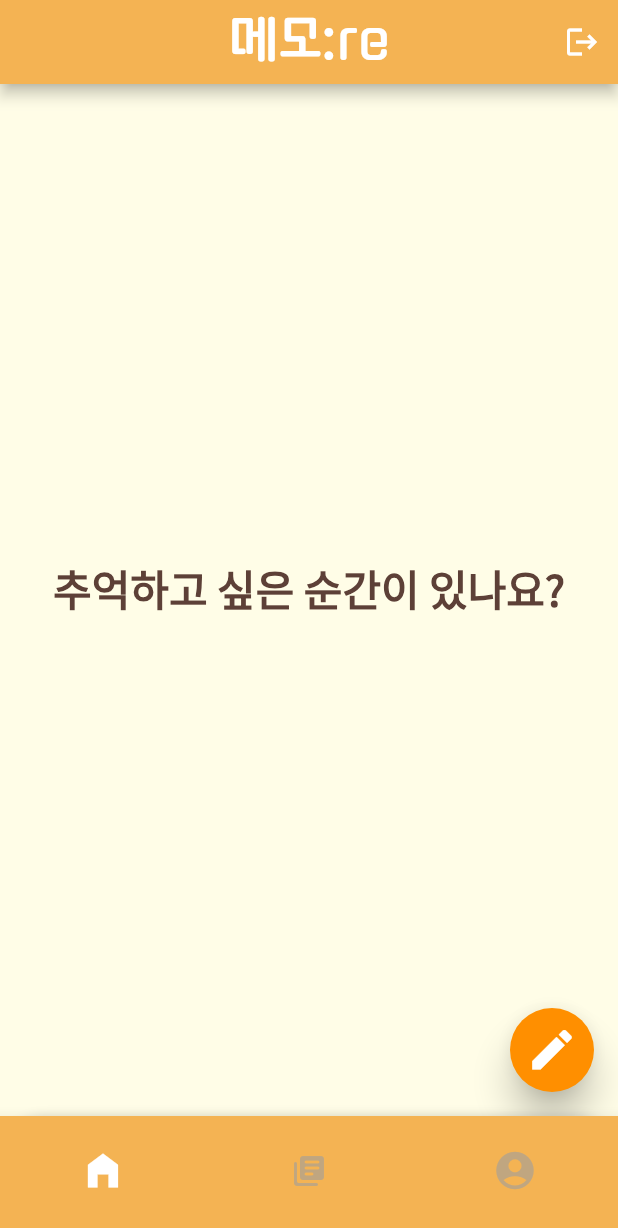
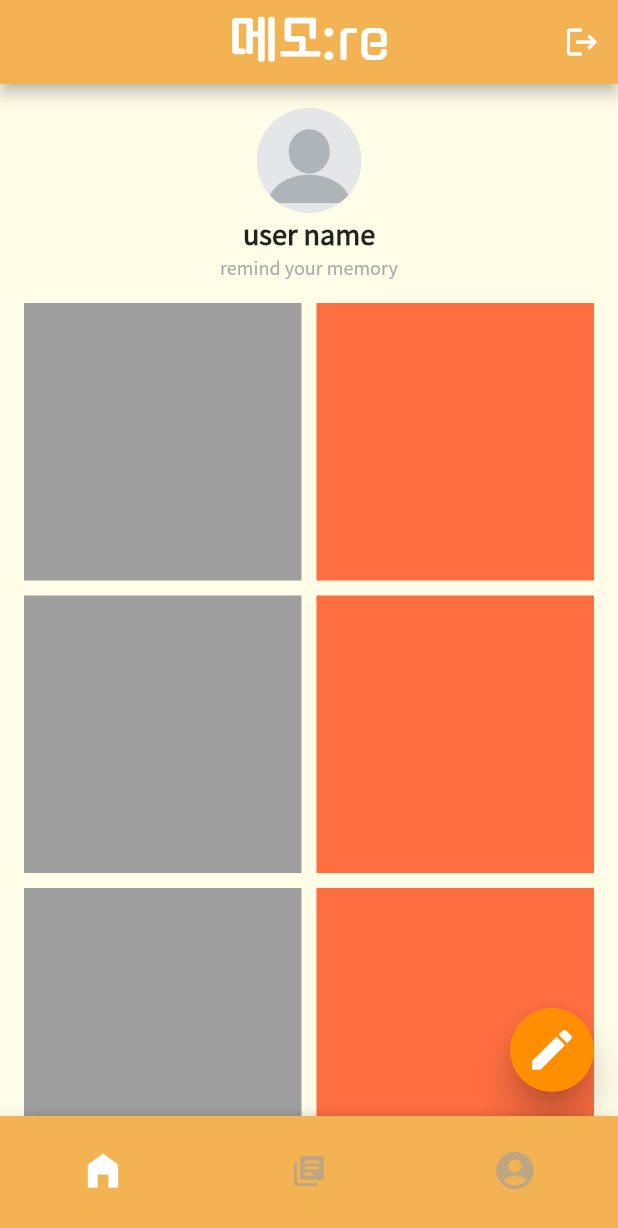
Before and after one commit to 6eom9eun/timeDam, a Flutter app: the screen it shows after launch, after a tap on "익명 로그인", on a phone screen of 412 x 824 dp. Shown: the top 1228 px of the screen. Run offline on Flutter 3.47's test engine with Material 2 defaults, Android fonts, the light colour scheme and no system bars; our stand-ins replace cloud_firestore, firebase_auth, firebase_core, firebase_storage, google_sign_in, image_picker and 1 more; accounts and stored records are empty; network calls fail.

Commit message:
피그마 따라하기

```diff
--- a/lib/screens/home.dart
+++ b/lib/screens/home.dart
@@ -2,11 +2,12 @@ import 'package:flutter/cupertino.dart';
 import 'package:flutter/material.dart';
 import 'package:cloud_firestore/cloud_firestore.dart';
 import 'package:memo_re/screens/writePage.dart';
+import 'package:memo_re/widgets/postbox_widget.dart';
 
 final firestore = FirebaseFirestore.instance;
 
 class Home extends StatefulWidget {
-  const Home({super.key});
+  const Home({Key? key}) : super(key: key);
 
   @override
   State<Home> createState() => _HomeState();
@@ -17,23 +18,37 @@ class _HomeState extends State<Home> {
   Widget build(BuildContext context) {
     return Scaffold(
       backgroundColor: Colors.yellow[50],
-      body: Center(
+      body: SingleChildScrollView(
+        child: Center(
           child: Padding(
             padding: const EdgeInsets.all(16.0),
             child: Column(
-            mainAxisAlignment: MainAxisAlignment.center,
+              mainAxisAlignment: MainAxisAlignment.start,
               children: [
+                // 프로필 사진 보여주는 CircleAvatar
+                CircleAvatar(
+                  backgroundImage: AssetImage('assets/profile_image.png'),
+                  radius: 35, // 반지름 설정
+                  backgroundColor: Colors.transparent,
+                ),
                 Text(
-                '추억하고 싶은 순간이 있나요?',
+                  'user name',
                   style: TextStyle(
-                  fontSize: 28,
                     fontWeight: FontWeight.bold,
-                  color: Colors.brown[700],
+                    fontSize: 18,
                   ),
-                textAlign: TextAlign.center,
+                ),
+                Text(
+                  'remind your memory',
+                  style: TextStyle(
+                    color: Color(0xFFAAAAAA),
+                    fontSize: 12,
+                  ),
                 ),
                 SizedBox(height: 15),
+                buildGrid(20), // postbox_widget
               ],
+            ),
           ),
         ),
       ),
--- /dev/null
+++ b/lib/widgets/postbox_widget.dart
@@ -0,0 +1,25 @@
+import 'package:flutter/material.dart';
+
+Widget buildBox(Color color) {
+  return Container(
+    color: color,
+    height: 100, // 박스 높이 조정
+    width: double.infinity, // 가로로 확장
+  );
+}
+
+Widget buildGrid(int count) {
+  List<Widget> boxes = List.generate(
+    count,
+        (index) => buildBox(index % 2 == 0 ? Colors.grey : Colors.deepOrangeAccent),
+  );
+
+  return GridView.count(
+    physics: NeverScrollableScrollPhysics(), // 그리드뷰 자체의 스크롤을 비활성화
+    crossAxisCount: 2, // 가로로 2개씩 정렬
+    crossAxisSpacing: 10.0, // 가로 간격 설정
+    mainAxisSpacing: 10.0, // 세로 간격 설정
+    shrinkWrap: true, // 그리드 크기를 그리드 내용에 맞게 자동 조정
+    children: boxes,
+  );
+}
```
Also changed, not shown: assets/profile_image.png (added), lib/widgets/post_widget.dart (added). Lines whose indentation alone changed are shown as unchanged.
